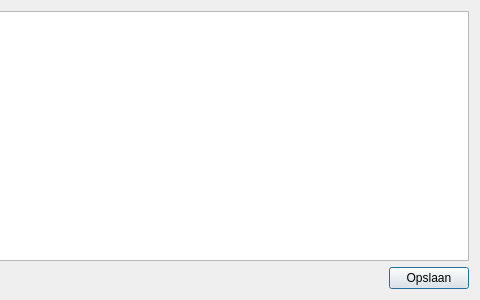
Above: overzichtvraagaanbod.ui from vvim/BT_deelnemers before the change; both pictures show x 320 to 800 and y 0 to 300 of the 800 by 300 pixel window. Below: the same form after it.
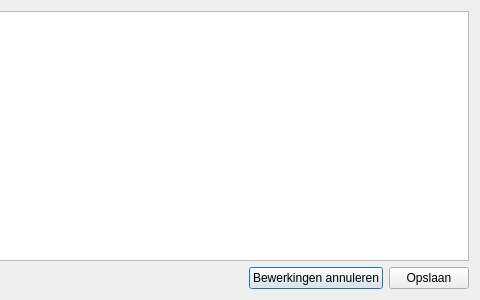
That is the form after the change.

Commit message: VA -> save to database + rollback if needed

```diff
--- a/overzichtvraagaanbod.ui
+++ b/overzichtvraagaanbod.ui
@@ -39,6 +39,13 @@
        </property>
       </spacer>
      </item>
+     <item>
+      <widget class="QPushButton" name="cancelButton">
+       <property name="text">
+        <string>Bewerkingen annuleren</string>
+       </property>
+      </widget>
+     </item>
      <item>
       <widget class="QPushButton" name="saveButton">
        <property name="text">
```
The commit also changes 2 other files.
